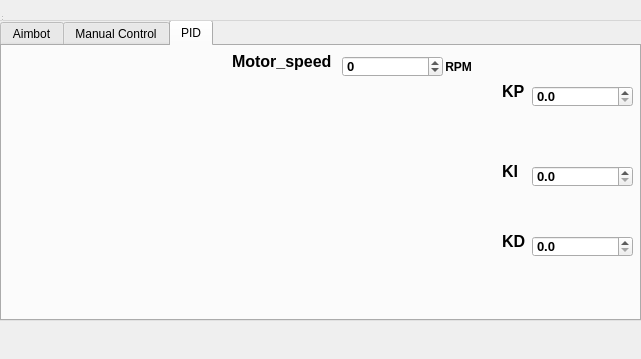
Above: RQT_GUI/resource/AIMBOT_PLUGIN.ui from ProjetS4-Aimteam/Code-Aim-bot before the change. Below: the same form after it.
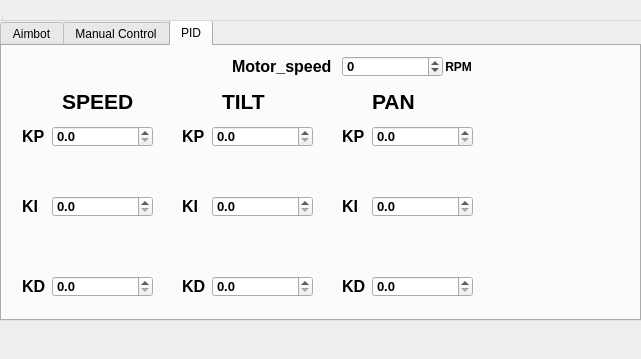
That is the form after the change. The open tabs and pages were chosen to show the change.

Commit message: Update of the GUI with PID control for all motors

```diff
--- a/RQT_GUI/resource/AIMBOT_PLUGIN.ui
+++ b/RQT_GUI/resource/AIMBOT_PLUGIN.ui
@@ -401,10 +401,10 @@
      <widget class="QLabel" name="label_9">
       <property name="geometry">
        <rect>
-        <x>500</x>
-        <y>30</y>
+        <x>20</x>
+        <y>70</y>
         <width>31</width>
-        <height>31</height>
+        <height>41</height>
        </rect>
       </property>
       <property name="font">
@@ -421,10 +421,10 @@
      <widget class="QLabel" name="label_10">
       <property name="geometry">
        <rect>
-        <x>500</x>
-        <y>110</y>
+        <x>20</x>
+        <y>140</y>
         <width>31</width>
-        <height>31</height>
+        <height>41</height>
        </rect>
       </property>
       <property name="font">
@@ -441,10 +441,10 @@
      <widget class="QLabel" name="label_11">
       <property name="geometry">
        <rect>
-        <x>500</x>
-        <y>180</y>
+        <x>20</x>
+        <y>220</y>
         <width>31</width>
-        <height>31</height>
+        <height>41</height>
        </rect>
       </property>
       <property name="font">
@@ -461,8 +461,8 @@
      <widget class="QDoubleSpinBox" name="kp">
       <property name="geometry">
        <rect>
-        <x>530</x>
-        <y>40</y>
+        <x>50</x>
+        <y>80</y>
         <width>101</width>
         <height>21</height>
        </rect>
@@ -495,8 +495,8 @@
      <widget class="QDoubleSpinBox" name="ki">
       <property name="geometry">
        <rect>
-        <x>530</x>
-        <y>120</y>
+        <x>50</x>
+        <y>150</y>
         <width>101</width>
         <height>21</height>
        </rect>
@@ -529,8 +529,8 @@
      <widget class="QDoubleSpinBox" name="kd">
       <property name="geometry">
        <rect>
-        <x>530</x>
-        <y>190</y>
+        <x>50</x>
+        <y>230</y>
         <width>101</width>
         <height>21</height>
        </rect>
@@ -560,16 +560,6 @@
        <double>0.000000000000000</double>
       </property>
      </widget>
-     <widget class="QWidget" name="pid_graph" native="true">
-      <property name="geometry">
-       <rect>
-        <x>30</x>
-        <y>40</y>
-        <width>441</width>
-        <height>211</height>
-       </rect>
-      </property>
-     </widget>
      <widget class="QDoubleSpinBox" name="motor_speed_pid">
       <property name="geometry">
        <rect>
@@ -607,7 +597,7 @@
         <x>230</x>
         <y>0</y>
         <width>151</width>
-        <height>31</height>
+        <height>41</height>
        </rect>
       </property>
       <property name="font">
@@ -640,6 +630,390 @@
        <string> RPM</string>
       </property>
      </widget>
+     <widget class="QDoubleSpinBox" name="kiTilt">
+      <property name="geometry">
+       <rect>
+        <x>210</x>
+        <y>150</y>
+        <width>101</width>
+        <height>21</height>
+       </rect>
+      </property>
+      <property name="font">
+       <font>
+        <pointsize>10</pointsize>
+        <weight>75</weight>
+        <italic>false</italic>
+        <bold>true</bold>
+        <underline>false</underline>
+       </font>
+      </property>
+      <property name="decimals">
+       <number>1</number>
+      </property>
+      <property name="minimum">
+       <double>0.000000000000000</double>
+      </property>
+      <property name="maximum">
+       <double>50.000000000000000</double>
+      </property>
+      <property name="singleStep">
+       <double>0.100000000000000</double>
+      </property>
+      <property name="value">
+       <double>0.000000000000000</double>
+      </property>
+     </widget>
+     <widget class="QLabel" name="label_14">
+      <property name="geometry">
+       <rect>
+        <x>180</x>
+        <y>70</y>
+        <width>31</width>
+        <height>41</height>
+       </rect>
+      </property>
+      <property name="font">
+       <font>
+        <pointsize>12</pointsize>
+        <weight>75</weight>
+        <bold>true</bold>
+       </font>
+      </property>
+      <property name="text">
+       <string>KP</string>
+      </property>
+     </widget>
+     <widget class="QLabel" name="label_15">
+      <property name="geometry">
+       <rect>
+        <x>180</x>
+        <y>220</y>
+        <width>31</width>
+        <height>41</height>
+       </rect>
+      </property>
+      <property name="font">
+       <font>
+        <pointsize>12</pointsize>
+        <weight>75</weight>
+        <bold>true</bold>
+       </font>
+      </property>
+      <property name="text">
+       <string>KD</string>
+      </property>
+     </widget>
+     <widget class="QDoubleSpinBox" name="kdTilt">
+      <property name="geometry">
+       <rect>
+        <x>210</x>
+        <y>230</y>
+        <width>101</width>
+        <height>21</height>
+       </rect>
+      </property>
+      <property name="font">
+       <font>
+        <pointsize>10</pointsize>
+        <weight>75</weight>
+        <italic>false</italic>
+        <bold>true</bold>
+        <underline>false</underline>
+       </font>
+      </property>
+      <property name="decimals">
+       <number>1</number>
+      </property>
+      <property name="minimum">
+       <double>0.000000000000000</double>
+      </property>
+      <property name="maximum">
+       <double>50.000000000000000</double>
+      </property>
+      <property name="singleStep">
+       <double>0.100000000000000</double>
+      </property>
+      <property name="value">
+       <double>0.000000000000000</double>
+      </property>
+     </widget>
+     <widget class="QDoubleSpinBox" name="kpTilt">
+      <property name="geometry">
+       <rect>
+        <x>210</x>
+        <y>80</y>
+        <width>101</width>
+        <height>21</height>
+       </rect>
+      </property>
+      <property name="font">
+       <font>
+        <pointsize>10</pointsize>
+        <weight>75</weight>
+        <italic>false</italic>
+        <bold>true</bold>
+        <underline>false</underline>
+       </font>
+      </property>
+      <property name="decimals">
+       <number>1</number>
+      </property>
+      <property name="minimum">
+       <double>0.000000000000000</double>
+      </property>
+      <property name="maximum">
+       <double>50.000000000000000</double>
+      </property>
+      <property name="singleStep">
+       <double>0.100000000000000</double>
+      </property>
+      <property name="value">
+       <double>0.000000000000000</double>
+      </property>
+     </widget>
+     <widget class="QLabel" name="label_16">
+      <property name="geometry">
+       <rect>
+        <x>180</x>
+        <y>140</y>
+        <width>31</width>
+        <height>41</height>
+       </rect>
+      </property>
+      <property name="font">
+       <font>
+        <pointsize>12</pointsize>
+        <weight>75</weight>
+        <bold>true</bold>
+       </font>
+      </property>
+      <property name="text">
+       <string>KI</string>
+      </property>
+     </widget>
+     <widget class="QDoubleSpinBox" name="kiPan">
+      <property name="geometry">
+       <rect>
+        <x>370</x>
+        <y>150</y>
+        <width>101</width>
+        <height>21</height>
+       </rect>
+      </property>
+      <property name="font">
+       <font>
+        <pointsize>10</pointsize>
+        <weight>75</weight>
+        <italic>false</italic>
+        <bold>true</bold>
+        <underline>false</underline>
+       </font>
+      </property>
+      <property name="decimals">
+       <number>1</number>
+      </property>
+      <property name="minimum">
+       <double>0.000000000000000</double>
+      </property>
+      <property name="maximum">
+       <double>50.000000000000000</double>
+      </property>
+      <property name="singleStep">
+       <double>0.100000000000000</double>
+      </property>
+      <property name="value">
+       <double>0.000000000000000</double>
+      </property>
+     </widget>
+     <widget class="QLabel" name="label_17">
+      <property name="geometry">
+       <rect>
+        <x>340</x>
+        <y>70</y>
+        <width>31</width>
+        <height>41</height>
+       </rect>
+      </property>
+      <property name="font">
+       <font>
+        <pointsize>12</pointsize>
+        <weight>75</weight>
+        <bold>true</bold>
+       </font>
+      </property>
+      <property name="text">
+       <string>KP</string>
+      </property>
+     </widget>
+     <widget class="QLabel" name="label_18">
+      <property name="geometry">
+       <rect>
+        <x>340</x>
+        <y>220</y>
+        <width>31</width>
+        <height>41</height>
+       </rect>
+      </property>
+      <property name="font">
+       <font>
+        <pointsize>12</pointsize>
+        <weight>75</weight>
+        <bold>true</bold>
+       </font>
+      </property>
+      <property name="text">
+       <string>KD</string>
+      </property>
+     </widget>
+     <widget class="QDoubleSpinBox" name="kdPan">
+      <property name="geometry">
+       <rect>
+        <x>370</x>
+        <y>230</y>
+        <width>101</width>
+        <height>21</height>
+       </rect>
+      </property>
+      <property name="font">
+       <font>
+        <pointsize>10</pointsize>
+        <weight>75</weight>
+        <italic>false</italic>
+        <bold>true</bold>
+        <underline>false</underline>
+       </font>
+      </property>
+      <property name="decimals">
+       <number>1</number>
+      </property>
+      <property name="minimum">
+       <double>0.000000000000000</double>
+      </property>
+      <property name="maximum">
+       <double>50.000000000000000</double>
+      </property>
+      <property name="singleStep">
+       <double>0.100000000000000</double>
+      </property>
+      <property name="value">
+       <double>0.000000000000000</double>
+      </property>
+     </widget>
+     <widget class="QDoubleSpinBox" name="kpPan">
+      <property name="geometry">
+       <rect>
+        <x>370</x>
+        <y>80</y>
+        <width>101</width>
+        <height>21</height>
+       </rect>
+      </property>
+      <property name="font">
+       <font>
+        <pointsize>10</pointsize>
+        <weight>75</weight>
+        <italic>false</italic>
+        <bold>true</bold>
+        <underline>false</underline>
+       </font>
+      </property>
+      <property name="decimals">
+       <number>1</number>
+      </property>
+      <property name="minimum">
+       <double>0.000000000000000</double>
+      </property>
+      <property name="maximum">
+       <double>50.000000000000000</double>
+      </property>
+      <property name="singleStep">
+       <double>0.100000000000000</double>
+      </property>
+      <property name="value">
+       <double>0.000000000000000</double>
+      </property>
+     </widget>
+     <widget class="QLabel" name="label_19">
+      <property name="geometry">
+       <rect>
+        <x>340</x>
+        <y>140</y>
+        <width>31</width>
+        <height>41</height>
+       </rect>
+      </property>
+      <property name="font">
+       <font>
+        <pointsize>12</pointsize>
+        <weight>75</weight>
+        <bold>true</bold>
+       </font>
+      </property>
+      <property name="text">
+       <string>KI</string>
+      </property>
+     </widget>
+     <widget class="QLabel" name="label_20">
+      <property name="geometry">
+       <rect>
+        <x>60</x>
+        <y>40</y>
+        <width>81</width>
+        <height>31</height>
+       </rect>
+      </property>
+      <property name="font">
+       <font>
+        <pointsize>16</pointsize>
+        <weight>75</weight>
+        <bold>true</bold>
+       </font>
+      </property>
+      <property name="text">
+       <string>SPEED</string>
+      </property>
+     </widget>
+     <widget class="QLabel" name="label_21">
+      <property name="geometry">
+       <rect>
+        <x>220</x>
+        <y>40</y>
+        <width>81</width>
+        <height>31</height>
+       </rect>
+      </property>
+      <property name="font">
+       <font>
+        <pointsize>16</pointsize>
+        <weight>75</weight>
+        <bold>true</bold>
+       </font>
+      </property>
+      <property name="text">
+       <string>TILT</string>
+      </property>
+     </widget>
+     <widget class="QLabel" name="label_22">
+      <property name="geometry">
+       <rect>
+        <x>370</x>
+        <y>40</y>
+        <width>81</width>
+        <height>31</height>
+       </rect>
+      </property>
+      <property name="font">
+       <font>
+        <pointsize>16</pointsize>
+        <weight>75</weight>
+        <bold>true</bold>
+       </font>
+      </property>
+      <property name="text">
+       <string>PAN</string>
+      </property>
+     </widget>
     </widget>
    </widget>
   </widget>
```
Left out of the diff: 111 changed lines with no effect on the pictures. The commit also changes 4 other files.
